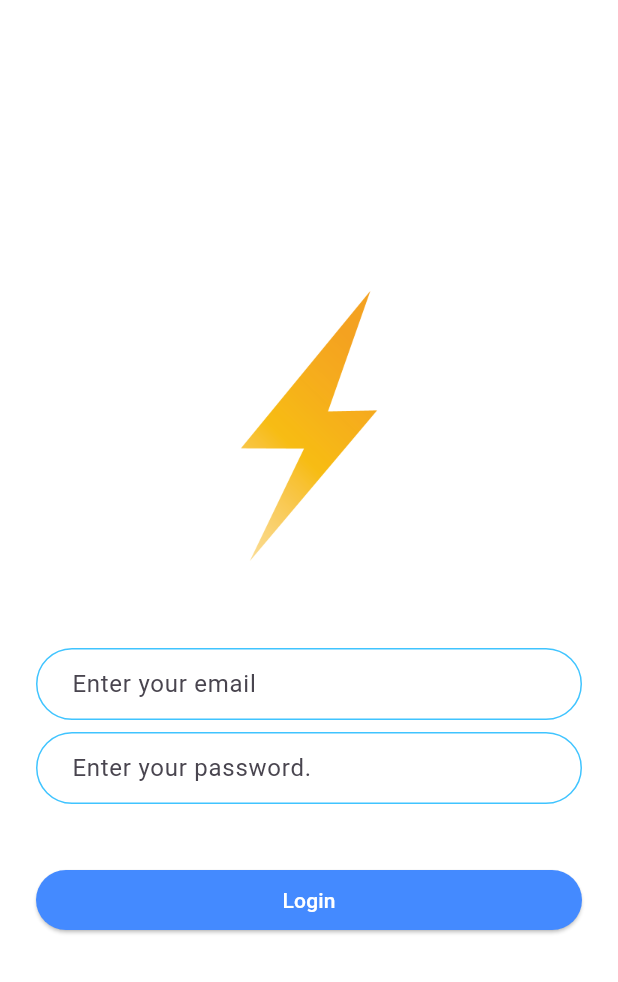
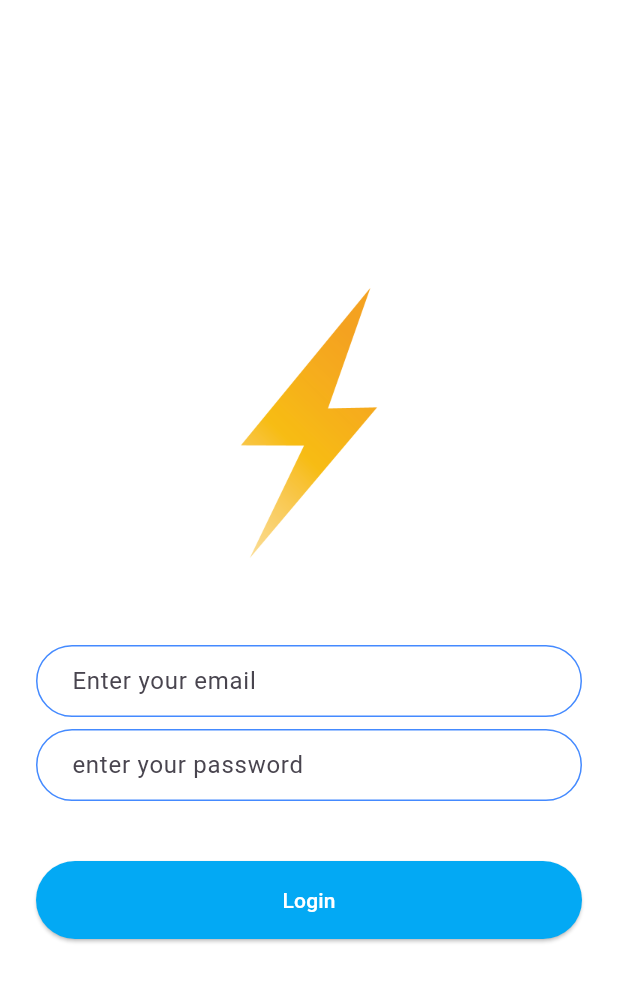
Before and after one commit to lovelyn2001/chat_app, a Flutter app: the screen it shows after launch, after a tap on "Login", on a phone screen of 412 x 824 dp. Shown: the top 982 px of the screen. Run offline on Flutter 3.47's test engine with Material 3 defaults, Android fonts, the phone set to English and light mode, and no system bars; our stand-ins replace typewritertext.

```diff
--- /dev/null
+++ b/lib/components/round_button.dart
@@ -0,0 +1,27 @@
+import 'package:flutter/material.dart';
+
+class RoundButton extends StatelessWidget {
+  const RoundButton({
+    super.key,
+    required this.backgroundColor,
+    required this.onPressed,
+    required this.text,
+  });
+
+  final Color backgroundColor;
+  final void Function() onPressed;
+  final String text;
+
+  @override
+  Widget build(BuildContext context) {
+    return ElevatedButton(
+      onPressed: onPressed,
+      style: ElevatedButton.styleFrom(
+        backgroundColor: backgroundColor,
+        foregroundColor: Colors.white,
+        padding: EdgeInsets.fromLTRB(0, 16.0, 0, 16.0),
+      ),
+      child: Text(text),
+    );
+  }
+}
--- a/lib/constants.dart
+++ b/lib/constants.dart
@@ -15,3 +15,19 @@ const messageTextFieldDecoration = InputDecoration(
 const messageContainerDecoration = BoxDecoration(
   border: Border(top: BorderSide(color: Colors.lightBlueAccent, width: 2.0)),
 );
+
+const textFieldDecoration = InputDecoration(
+  hintText: 'Enter your email',
+  contentPadding: EdgeInsets.symmetric(vertical: 10.0, horizontal: 20.0),
+  border: OutlineInputBorder(
+    borderRadius: BorderRadius.all(Radius.circular(32.0)),
+  ),
+  enabledBorder: OutlineInputBorder(
+    borderSide: BorderSide(color: Colors.blueAccent, width: 1.0),
+    borderRadius: BorderRadius.all(Radius.circular(32.0)),
+  ),
+  focusedBorder: OutlineInputBorder(
+    borderSide: BorderSide(color: Colors.blueAccent, width: 2.0),
+    borderRadius: BorderRadius.all(Radius.circular(32.0)),
+  ),
+);
--- a/lib/screens/login_screen.dart
+++ b/lib/screens/login_screen.dart
@@ -1,4 +1,6 @@
+import 'package:chat_app/constants.dart';
 import 'package:flutter/material.dart';
+import 'package:chat_app/components/round_button.dart';
 
 class LoginScreen extends StatefulWidget {
   const LoginScreen({super.key});
@@ -18,77 +20,35 @@ class _LoginScreenState extends State<LoginScreen> {
           mainAxisAlignment: MainAxisAlignment.center,
           crossAxisAlignment: CrossAxisAlignment.stretch,
           children: [
-            Image.asset('images/logo.png', height: 200.0),
+            Hero(
+              tag: 'logo',
+              child: Image.asset('images/logo.png', height: 200.0),
+            ),
             SizedBox(height: 48.0),
             TextField(
               onSubmitted: (value) {
                 //Do something with the user input.
               },
-              decoration: InputDecoration(
-                hintText: 'Enter your email',
-                contentPadding: EdgeInsets.symmetric(
-                  vertical: 10.0,
-                  horizontal: 20.0,
-                ),
-                border: OutlineInputBorder(
-                  borderRadius: BorderRadius.all(Radius.circular(32.0)),
-                ),
-                enabledBorder: OutlineInputBorder(
-                  borderSide: BorderSide(
-                    color: Colors.lightBlueAccent,
-                    width: 1.0,
-                  ),
-                  borderRadius: BorderRadius.all(Radius.circular(32.0)),
-                ),
-                focusedBorder: OutlineInputBorder(
-                  borderSide: BorderSide(
-                    color: Colors.lightBlueAccent,
-                    width: 2.0,
-                  ),
-                  borderRadius: BorderRadius.all(Radius.circular(32.0)),
-                ),
-              ),
+              decoration: textFieldDecoration,
             ),
             SizedBox(height: 8.0),
             TextField(
               onSubmitted: (value) {
                 //Do something with the user input.
               },
-              decoration: InputDecoration(
-                hintText: 'Enter your password.',
-                contentPadding: EdgeInsets.symmetric(
-                  vertical: 10.0,
-                  horizontal: 20.0,
-                ),
-                border: OutlineInputBorder(
-                  borderRadius: BorderRadius.all(Radius.circular(32.0)),
-                ),
-                enabledBorder: OutlineInputBorder(
-                  borderSide: BorderSide(
-                    color: Colors.lightBlueAccent,
-                    width: 1.0,
-                  ),
-                  borderRadius: BorderRadius.all(Radius.circular(32.0)),
-                ),
-                focusedBorder: OutlineInputBorder(
-                  borderSide: BorderSide(
-                    color: Colors.lightBlueAccent,
-                    width: 2.0,
-                  ),
-                  borderRadius: BorderRadius.all(Radius.circular(32.0)),
-                ),
+              decoration: textFieldDecoration.copyWith(
+                hintText: 'enter your password',
               ),
             ),
             SizedBox(height: 24.0),
             Padding(
               padding: EdgeInsets.symmetric(vertical: 16.0),
-              child: ElevatedButton(
-                onPressed: () {},
-                style: ElevatedButton.styleFrom(
-                  backgroundColor: Theme.of(context).hintColor,
-                  foregroundColor: Colors.white,
-                ),
-                child: Text('Login'),
+              child: RoundButton(
+                backgroundColor: Theme.of(context).primaryColor,
+                onPressed: () {
+                  // Navigator.pushNamed(context, '/login');
+                },
+                text: 'Login',
               ),
             ),
           ],
--- a/lib/screens/welcome_screen.dart
+++ b/lib/screens/welcome_screen.dart
@@ -1,4 +1,6 @@
 import 'package:flutter/material.dart';
+import 'package:chat_app/components/round_button.dart';
+import 'package:typewritertext/typewritertext.dart';
 
 class WelcomeScreen extends StatefulWidget {
   const WelcomeScreen({super.key});
@@ -21,36 +23,33 @@ class _WelcomeScreenState extends State<WelcomeScreen> {
             Row(
               mainAxisAlignment: MainAxisAlignment.center,
               children: [
-                Image.asset('images/logo.png', height: 60.0),
-                Text(
+                Hero(
+                  tag: 'logo',
+                  child: Image.asset('images/logo.png', height: 60.0),
+                ),
+                TypeWriter.text(
                   'Flash Chat',
                   style: Theme.of(context).textTheme.headlineLarge,
+                  duration: const Duration(milliseconds: 500),
+                  repeat: true,
                 ),
               ],
             ),
             SizedBox(height: 48.0),
-            ElevatedButton(
+            RoundButton(
+              backgroundColor: Theme.of(context).primaryColor,
               onPressed: () {
                 Navigator.pushNamed(context, '/login');
               },
-              style: ElevatedButton.styleFrom(
-                backgroundColor: Theme.of(context).primaryColor,
-                foregroundColor: Colors.white,
-                padding: EdgeInsets.fromLTRB(0, 16.0, 0, 16.0),
-              ),
-              child: Text('Login'),
+              text: 'Login',
             ),
             SizedBox(height: 16.0),
-            ElevatedButton(
+            RoundButton(
+              backgroundColor: Theme.of(context).hintColor,
               onPressed: () {
                 Navigator.pushNamed(context, '/register');
               },
-              style: ElevatedButton.styleFrom(
-                backgroundColor: Theme.of(context).hintColor,
-                foregroundColor: Colors.white,
-                padding: EdgeInsets.fromLTRB(0, 16.0, 0, 16.0),
-              ),
-              child: Text('Register'),
+              text: 'Register',
             ),
           ],
         ),
--- a/pubspec.yaml
+++ b/pubspec.yaml
@@ -34,6 +34,10 @@ dependencies:
   # The following adds the Cupertino Icons font to your application.
   # Use with the CupertinoIcons class for iOS style icons.
   cupertino_icons: ^1.0.8
+  typewritertext: ^3.0.9
+  firebase_core: ^4.0.0
+  firebase_auth: ^6.0.0
+  cloud_firestore: ^6.0.0
 
 dev_dependencies:
   flutter_test:
```
Also changed, not shown: lib/screens/registeration_screen.dart (+14 -42 lines), pubspec.lock, 6 other files.
